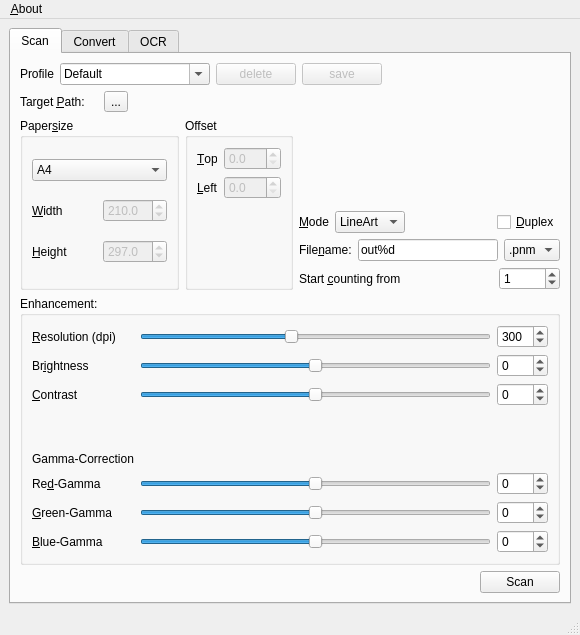
First picture: the form in qtscanimage.ui, repository LX-SBT/QtScanImage, before the edit.
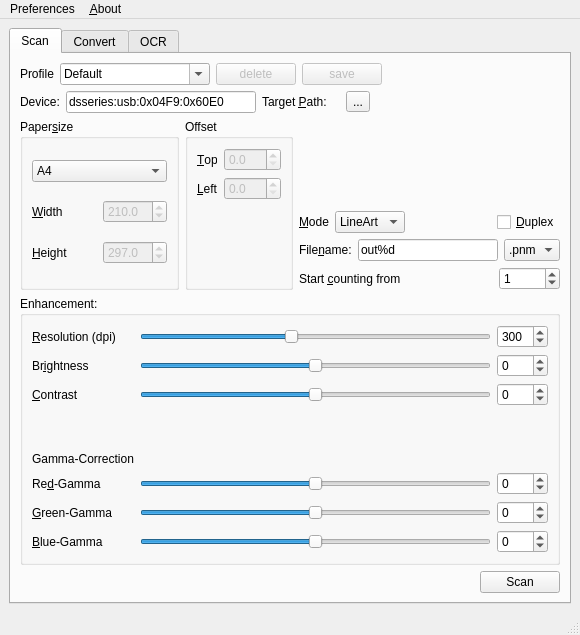
Second picture: the form after the edit.

The edit to the form file:
```diff
--- a/qtscanimage.ui
+++ b/qtscanimage.ui
@@ -124,6 +124,32 @@
           </item>
           <item>
            <layout class="QHBoxLayout" name="horizontalLayout_4">
+            <item>
+             <widget class="QLabel" name="label_3">
+              <property name="text">
+               <string>Device:</string>
+              </property>
+             </widget>
+            </item>
+            <item>
+             <widget class="QLineEdit" name="lineEdit_device">
+              <property name="minimumSize">
+               <size>
+                <width>180</width>
+                <height>0</height>
+               </size>
+              </property>
+              <property name="toolTip">
+               <string>&lt;html&gt;&lt;head/&gt;&lt;body&gt;&lt;p&gt;1. connect the scanner to the computer&lt;/p&gt;&lt;p&gt;2. determine device with &amp;quot;&lt;span style=&quot; font-weight:600;&quot;&gt;scanimage -L&lt;/span&gt;&amp;quot; in the terminal&lt;/p&gt;&lt;p&gt;for example: &lt;span style=&quot; font-weight:600;&quot;&gt;dsseries:usb:0x04F9:0x60E0&lt;/span&gt;&lt;/p&gt;&lt;/body&gt;&lt;/html&gt;</string>
+              </property>
+              <property name="inputMask">
+               <string/>
+              </property>
+              <property name="text">
+               <string>dsseries:usb:0x04F9:0x60E0</string>
+              </property>
+             </widget>
+            </item>
             <item>
              <widget class="QLabel" name="label_targetPath_2">
               <property name="text">
@@ -1028,6 +1054,13 @@
      <string>&amp;About</string>
     </property>
    </widget>
+   <widget class="QMenu" name="menuEdit">
+    <property name="title">
+     <string>Preferences</string>
+    </property>
+    <addaction name="actionLanguage"/>
+   </widget>
+   <addaction name="menuEdit"/>
    <addaction name="menuAbout"/>
   </widget>
   <widget class="QStatusBar" name="statusbar"/>
```
Left out of the diff: 5 changed lines with no effect on the pictures.
